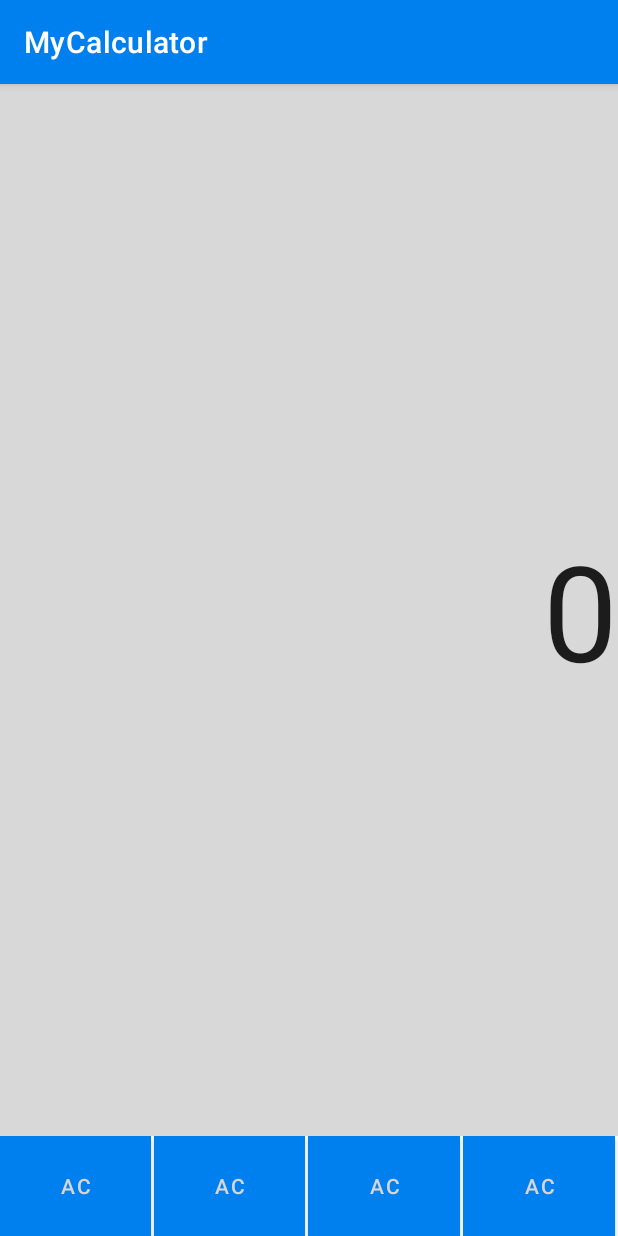
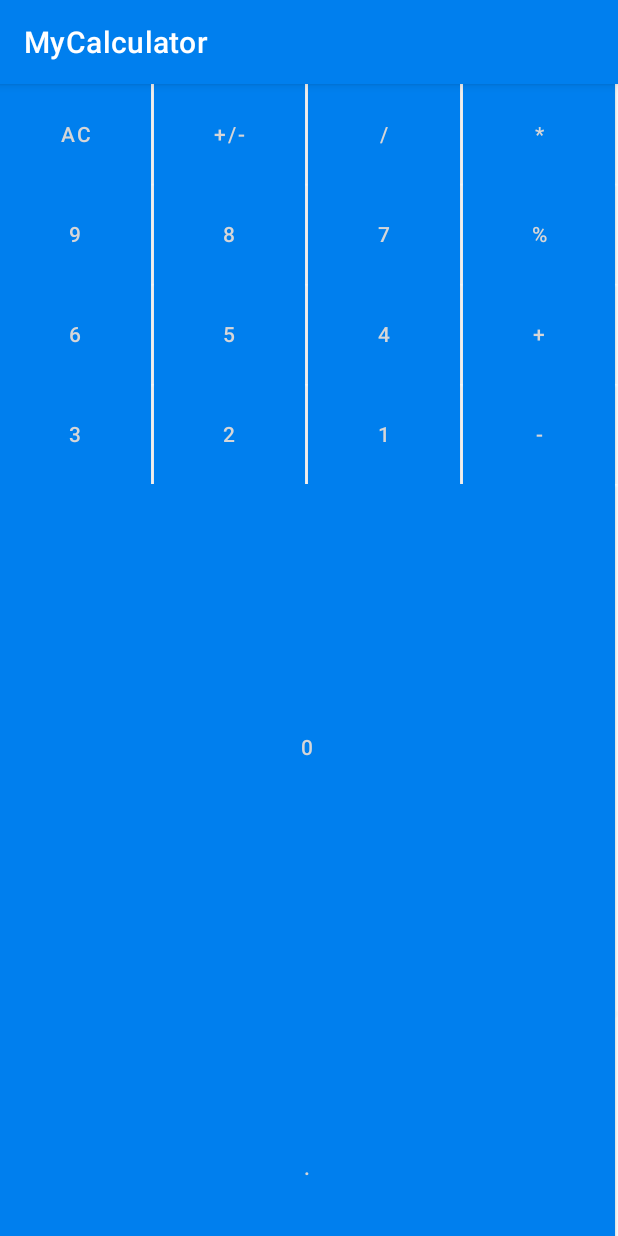
Before and after one commit to Domirando/MyCalculator, an Android app: the screen it shows after launch (MainActivity), on a phone screen of 412 x 824 dp. Run offline under Robolectric (Android 15) with nearby library versions, the phone set to English and light mode, and no system bars.

Commit message:
adding table row

```diff
--- a/app/src/main/java/com/domirando/myapplication/MainActivity.java
+++ b/app/src/main/java/com/domirando/myapplication/MainActivity.java
@@ -9,6 +9,6 @@ public class MainActivity extends AppCompatActivity {
     @Override
     protected void onCreate(Bundle savedInstanceState) {
         super.onCreate(savedInstanceState);
-        setContentView(R.layout.activity_main);
+        setContentView(R.layout.activity_main2);
     }
 }
--- a/app/src/main/res/layout/activity_main.xml
+++ b/app/src/main/res/layout/activity_main.xml
@@ -1,5 +1,5 @@
 <?xml version="1.0" encoding="utf-8"?>
-<LinearLayout xmlns:android="http://schemas.android.com/apk/res/android"
+<RelativeLayout xmlns:android="http://schemas.android.com/apk/res/android"
     xmlns:app="http://schemas.android.com/apk/res-auto"
     xmlns:tools="http://schemas.android.com/tools"
     android:layout_width="match_parent"
@@ -7,61 +7,10 @@
     android:orientation="vertical"
     tools:context=".MainActivity">
 
-    <EditText
-        android:id="@+id/editText"
-        android:layout_width="match_parent"
-        android:layout_height="wrap_content"
-        android:ems="10"
-        android:layout_weight="1"
-        android:background="@color/bgGray"
-        android:gravity="right|center"
-        android:textSize="40pt"
-        android:inputType="number"
-        android:text="0"/>
-
-    <TableLayout
-        android:layout_width="match_parent"
-        android:layout_height="wrap_content">
-
-        <TableRow
-            android:layout_width="match_parent"
-            android:layout_height="match_parent">
-            <Button
-                android:id="@+id/btnAC"
-                android:text="AC"
-                android:layout_weight="1"
-                android:layout_width="30pt"
-                android:layout_height="30pt"
-                android:layout_marginRight="1pt"
-                android:background="@color/btn_bg"
-                />
-            <Button
-                android:id="@+id/btnMinus"
-                android:text="AC"
-                android:layout_weight="1"
-                android:layout_width="30pt"
-                android:layout_height="30pt"
-                android:layout_marginRight="1pt"
-                android:background="@color/btn_bg"
-                />
-            <Button
-                android:id="@+id/btnPlus"
-                android:text="AC"
-                android:layout_weight="1"
-                android:layout_width="30pt"
-                android:layout_height="30pt"
-                android:layout_marginRight="1pt"
-                android:background="@color/btn_bg"
-                />
-            <Button
-                android:id="@+id/btnEqual"
-                android:text="AC"
-                android:layout_weight="1"
-                android:layout_width="30pt"
-                android:layout_height="30pt"
-                android:layout_marginRight="1pt"
-                android:background="@color/btn_bg"
-                />
-        </TableRow>
-    </TableLayout>
-</LinearLayout>
+   <TextView
+       android:layout_width="wrap_content"
+       android:layout_height="wrap_content"
+       android:text="salom dunyo"
+       android:layout_centerVertical="true"
+       android:layout_alignParentLeft="true"/>
+</RelativeLayout>
--- /dev/null
+++ b/app/src/main/res/layout/activity_main2.xml
@@ -0,0 +1,224 @@
+<?xml version="1.0" encoding="utf-8"?>
+<LinearLayout xmlns:android="http://schemas.android.com/apk/res/android"
+    xmlns:app="http://schemas.android.com/apk/res-auto"
+    xmlns:tools="http://schemas.android.com/tools"
+    android:layout_width="match_parent"
+    android:layout_height="match_parent"
+    android:orientation="vertical"
+    tools:context=".MainActivity">
+
+    <EditText
+        android:id="@+id/editText"
+        android:layout_width="match_parent"
+        android:layout_height="wrap_content"
+        android:ems="10"
+        android:layout_weight="1"
+        android:background="@color/bgGray"
+        android:gravity="right|center"
+        android:textSize="40pt"
+        android:inputType="number"
+        android:text="0"/>
+
+    <TableLayout
+        android:layout_width="match_parent"
+        android:layout_height="wrap_content">
+
+        <TableRow
+            android:layout_width="match_parent"
+            android:layout_height="match_parent">
+            <Button
+                android:id="@+id/btnAC"
+                android:text="AC"
+                android:layout_weight="1"
+                android:layout_width="30pt"
+                android:layout_height="30pt"
+                android:layout_marginRight="1pt"
+                android:background="@color/btn_bg"
+                />
+            <Button
+                android:id="@+id/btnPlusMinus"
+                android:text="+/-"
+                android:layout_weight="1"
+                android:layout_width="30pt"
+                android:layout_height="30pt"
+                android:layout_marginRight="1pt"
+                android:background="@color/btn_bg"
+                />
+            <Button
+                android:id="@+id/btnDivide"
+                android:text="/"
+                android:layout_weight="1"
+                android:layout_width="30pt"
+                android:layout_height="30pt"
+                android:layout_marginRight="1pt"
+                android:background="@color/btn_bg"
+                />
+            <Button
+                android:id="@+id/btnMultiply"
+                android:text="*"
+                android:layout_weight="1"
+                android:layout_width="30pt"
+                android:layout_height="30pt"
+                android:layout_marginRight="1pt"
+                android:background="@color/btn_bg"
+                />
+        </TableRow>
+        <TableRow
+            android:layout_width="match_parent"
+            android:layout_height="match_parent">
+            <Button
+                android:id="@+id/btn9"
+                android:text="9"
+                android:layout_weight="1"
+                android:layout_width="30pt"
+                android:layout_height="30pt"
+                android:layout_marginRight="1pt"
+                android:background="@color/btn_bg"
+                />
+            <Button
+                android:id="@+id/btn8"
+                android:text="8"
+                android:layout_weight="1"
+                android:layout_width="30pt"
+                android:layout_height="30pt"
+                android:layout_marginRight="1pt"
+                android:background="@color/btn_bg"
+                />
+            <Button
+                android:id="@+id/btn7"
+                android:text="7"
+                android:layout_weight="1"
+                android:layout_width="30pt"
+                android:layout_height="30pt"
+                android:layout_marginRight="1pt"
+                android:background="@color/btn_bg"
+                />
+            <Button
+                android:id="@+id/btnPercent"
+                android:text="%"
+                android:layout_weight="1"
+                android:layout_width="30pt"
+                android:layout_height="30pt"
+                android:layout_marginRight="1pt"
+                android:background="@color/btn_bg"
+                />
+        </TableRow>
+        <TableRow
+            android:layout_width="match_parent"
+            android:layout_height="match_parent">
+            <Button
+                android:id="@+id/btn6"
+                android:text="6"
+                android:layout_weight="1"
+                android:layout_width="30pt"
+                android:layout_height="30pt"
+                android:layout_marginRight="1pt"
+                android:background="@color/btn_bg"
+                />
+            <Button
+                android:id="@+id/btn5"
+                android:text="5"
+                android:layout_weight="1"
+                android:layout_width="30pt"
+                android:layout_height="30pt"
+                android:layout_marginRight="1pt"
+                android:background="@color/btn_bg"
+                />
+            <Button
+                android:id="@+id/btn4"
+                android:text="4"
+                android:layout_weight="1"
+                android:layout_width="30pt"
+                android:layout_height="30pt"
+                android:layout_marginRight="1pt"
+                android:background="@color/btn_bg"
+                />
+            <Button
+                android:id="@+id/btnPlus"
+                android:text="+"
+                android:layout_weight="1"
+                android:layout_width="30pt"
+                android:layout_height="30pt"
+                android:layout_marginRight="1pt"
+                android:background="@color/btn_bg"
+                />
+
+        </TableRow>
+        <TableRow
+            android:layout_width="match_parent"
+            android:layout_height="match_parent">
+            <Button
+                android:id="@+id/btn3"
+                android:text="3"
+                android:layout_weight="1"
+                android:layout_width="30pt"
+                android:layout_height="30pt"
+                android:layout_marginRight="1pt"
+                android:background="@color/btn_bg"
+                />
+            <Button
+                android:id="@+id/btn2"
+                android:text="2"
+                android:layout_weight="1"
+                android:layout_width="30pt"
+                android:layout_height="30pt"
+                android:layout_marginRight="1pt"
+                android:background="@color/btn_bg"
+                />
+            <Button
+                android:id="@+id/btn1"
+                android:text="1"
+                android:layout_weight="1"
+                android:layout_width="30pt"
+                android:layout_height="30pt"
+                android:layout_marginRight="1pt"
+                android:background="@color/btn_bg"
+                />
+            <Button
+                android:id="@+id/btnMinus"
+                android:text="-"
+                android:layout_weight="1"
+                android:layout_width="30pt"
+                android:layout_height="30pt"
+                android:layout_marginRight="1pt"
+                android:background="@color/btn_bg"
+                />
+        </TableRow>
+    </TableLayout>
+    <LinearLayout
+        android:orientation="horizontal"
+        android:layout_height="match_parent"
+        android:layout_width="match_parent">
+        <TableLayout
+            android:layout_width="match_parent"
+            android:layout_height="match_parent">
+            <Button
+                android:id="@+id/btn0"
+                android:text="0"
+                android:layout_weight="2"
+                android:layout_width="46pt"
+                android:layout_height="30pt"
+                android:layout_marginRight="1pt"
+                android:background="@color/btn_bg"
+                />
+            <Button
+                android:id="@+id/btnDot"
+                android:text="."
+                android:layout_weight="1"
+                android:layout_width="46pt"
+                android:layout_height="30pt"
+                android:layout_marginRight="1pt"
+                android:background="@color/btn_bg"
+                />
+            <Button
+                android:id="@+id/btnEqual"
+                android:text="="
+                android:layout_weight="1"
+                android:layout_width="30pt"
+                android:layout_height="30pt"
+                android:layout_marginRight="1pt"
+                android:background="@color/btn_bg"
+                />
+        </TableLayout>
+    </LinearLayout>
+</LinearLayout>
```
